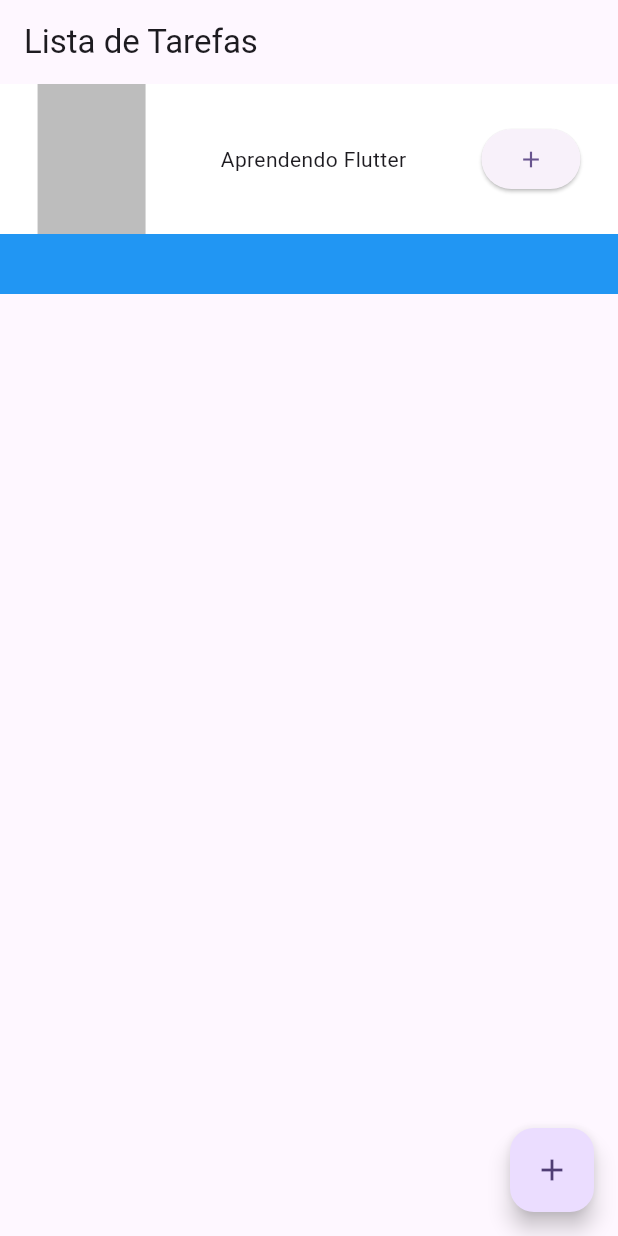
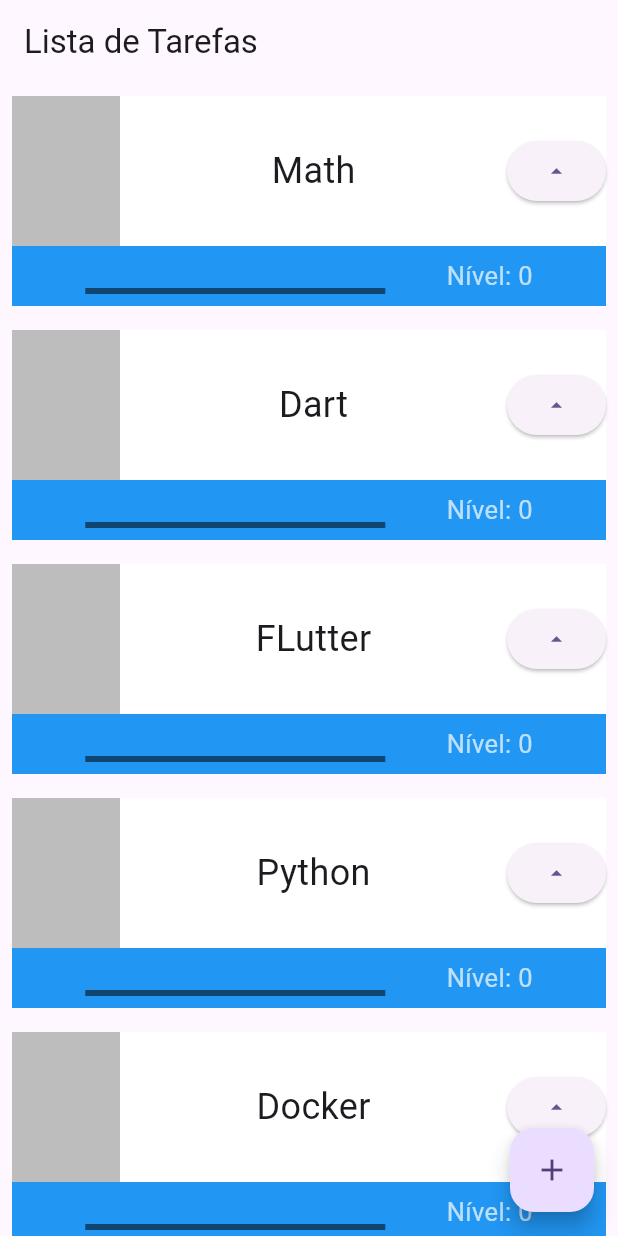
Before and after one commit to DanielBrown1998/lista_tarefas_alura_2025, a Flutter app: the screen it shows after launch, on a phone screen of 412 x 824 dp. Run offline on Flutter 3.47's test engine with Material 3 defaults, Android fonts, the phone set to English and light mode, and no system bars.

Commit message:
Implement task list UI with dynamic task display and progress tracking

```diff
--- a/lib/main.dart
+++ b/lib/main.dart
@@ -19,7 +19,39 @@
         appBar: AppBar(
           title: const Text('Lista de Tarefas'),
         ),
-        body: Container(
+        body: ListView(
+          children: [
+            Task('Math'),
+            Task("Dart"),
+            Task("FLutter"),
+            Task("Python"),
+            Task("Docker"),
+          ],
+        ),
+        floatingActionButton: FloatingActionButton(
+          onPressed: () {},
+          child: const Icon(Icons.add),
+        ),
+      ),
+    );
+  }
+}
+
+class Task extends StatefulWidget {
+  final String text;
+  const Task(this.text, {super.key});
+
+  @override
+  State<Task> createState() => _TaskState();
+}
+
+class _TaskState extends State<Task> {
+  dynamic lv = 0;
+  @override
+  Widget build(BuildContext context) {
+    return Padding(
+        padding: const EdgeInsets.all(8.0),
+        child: Container(
           color: Colors.black,
           child: Stack(
             children: [
@@ -27,33 +59,71 @@
                 color: Colors.blue,
                 height: 140,
               ),
-              Container(
-                color: Colors.white,
-                height: 100,
-                child: Row(
-                  mainAxisAlignment: MainAxisAlignment.spaceAround,
-                  children: [
-                    Container(
-                      color: Colors.black26,
-                      height: 100,
-                      width: 72,
+              Column(
+                mainAxisAlignment: MainAxisAlignment.start,
+                children: [
+                  Container(
+                    color: Colors.white,
+                    height: 100,
+                    child: Row(
+                      mainAxisAlignment: MainAxisAlignment.spaceBetween,
+                      children: [
+                        Container(
+                          color: Colors.black26,
+                          height: 100,
+                          width: 72,
+                        ),
+                        Container(
+                          width: 200,
+                          alignment: Alignment.center,
+                          child: Text(
+                            widget.text,
+                            style: TextStyle(
+                              fontSize: 24,
+                              overflow: TextOverflow.ellipsis,
+                            ),
+                          ),
+                        ),
+                        ElevatedButton(
+                          onPressed: () {
+                            setState(() {
+                              lv++;
+                            });
+                          },
+                          child: const Icon(Icons.arrow_drop_up_outlined),
+                        ),
+                      ],
                     ),
-                    Text("Aprendendo Flutter"),
-                    ElevatedButton(
-                      onPressed: () {},
-                      child: const Icon(Icons.add),
-                    ),
-                  ],
                   ),
-              ),
+                  Padding(
+                      padding: EdgeInsets.all(8.0),
+                      child: Row(
+                          mainAxisAlignment: MainAxisAlignment.spaceEvenly,
+                          crossAxisAlignment: CrossAxisAlignment.end,
+                          children: [
+                            Container(
+                              width: 200,
+                              child: LinearProgressIndicator(
+                                color: Colors.white70,
+                                value: lv/20,
+                                backgroundColor: Colors.black54,
+                              ),
+                            ),
+                            Text(
+                              "Nível: $lv",
+                              textAlign: TextAlign.right,
+                              style: TextStyle(
+                                fontSize: 17,
+                                color: Colors.white70,
+                              ),
+                            ),
+                          ],
+                        )
+                      ),
+                ],
+              )
             ],
           ),
-        ),
-        floatingActionButton: FloatingActionButton(
-          onPressed: () {},
-          child: const Icon(Icons.add),
-          ),
-      ),
-    );
+        ));
   }
 }
```
